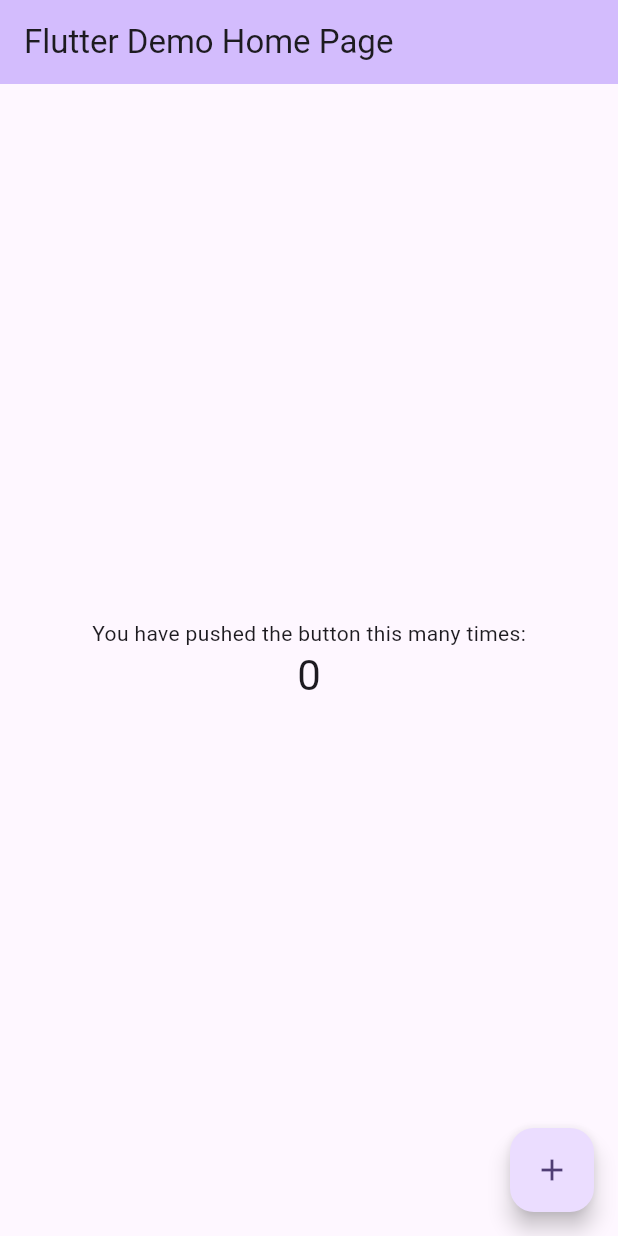
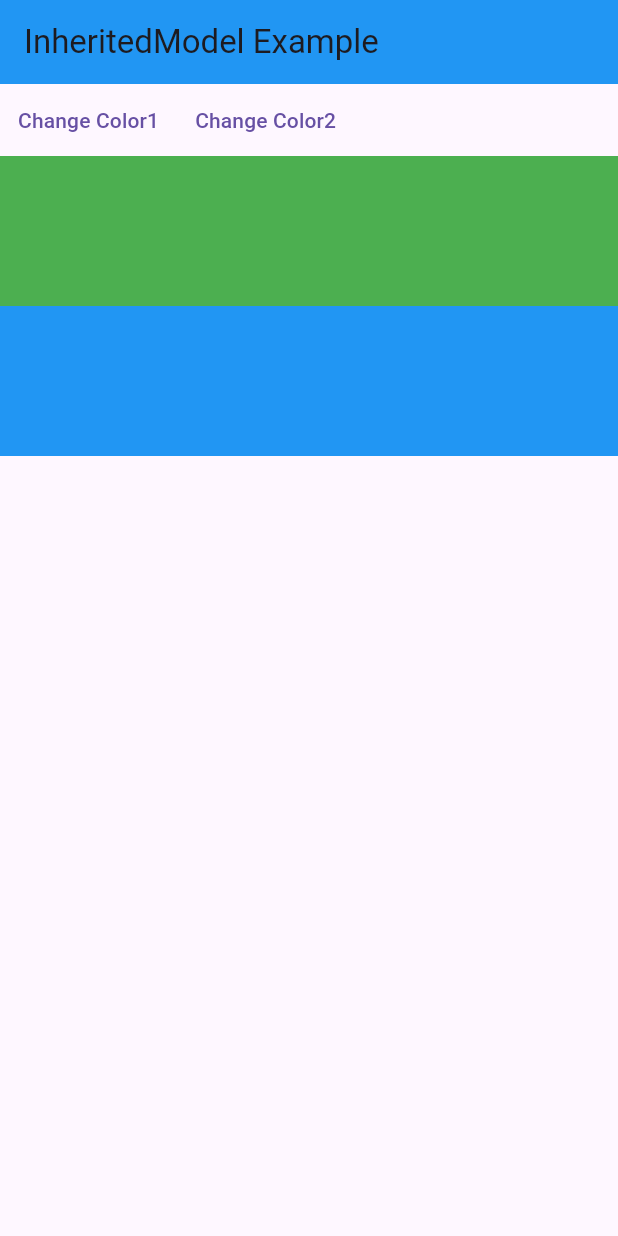
Before and after one commit to Marach8/FlutterStateManagementPracticeProject_Inherited_Model, a Flutter app: the screen it shows after launch, on a phone screen of 412 x 824 dp. Run offline on Flutter 3.47's test engine with Material 3 defaults, Android fonts, the phone set to English and light mode, and no system bars.

Commit message:
learned about inherited model

```diff
--- a/inherited_model_practice/lib/main.dart
+++ b/inherited_model_practice/lib/main.dart
@@ -1,125 +1,148 @@
+import 'dart:math';
 import 'package:flutter/material.dart';
+import 'dart:developer' as marach show log;
 
-void main() {
-  runApp(const MyApp());
-}
+
+void main() => runApp(const MyApp());
 
 class MyApp extends StatelessWidget {
   const MyApp({super.key});
 
-  // This widget is the root of your application.
   @override
   Widget build(BuildContext context) {
     return MaterialApp(
-      title: 'Flutter Demo',
+      debugShowCheckedModeBanner: false,
       theme: ThemeData(
-        // This is the theme of your application.
-        //
-        // TRY THIS: Try running your application with "flutter run". You'll see
-        // the application has a purple toolbar. Then, without quitting the app,
-        // try changing the seedColor in the colorScheme below to Colors.green
-        // and then invoke "hot reload" (save your changes or press the "hot
-        // reload" button in a Flutter-supported IDE, or press "r" if you used
-        // the command line to start the app).
-        //
-        // Notice that the counter didn't reset back to zero; the application
-        // state is not lost during the reload. To reset the state, use hot
-        // restart instead.
-        //
-        // This works for code too, not just values: Most code changes can be
-        // tested with just a hot reload.
-        colorScheme: ColorScheme.fromSeed(seedColor: Colors.deepPurple),
         useMaterial3: true,
+        appBarTheme: const AppBarTheme(backgroundColor: Colors.blue)
       ),
-      home: const MyHomePage(title: 'Flutter Demo Home Page'),
+      home: const HomePage(),
     );
   }
 }
 
-class MyHomePage extends StatefulWidget {
-  const MyHomePage({super.key, required this.title});
 
-  // This widget is the home page of your application. It is stateful, meaning
-  // that it has a State object (defined below) that contains fields that affect
-  // how it looks.
 
-  // This class is the configuration for the state. It holds the values (in this
-  // case the title) provided by the parent (in this case the App widget) and
-  // used by the build method of the State. Fields in a Widget subclass are
-  // always marked "final".
 
-  final String title;
+
+class HomePage extends StatefulWidget {
+  const HomePage({super.key});
 
   @override
-  State<MyHomePage> createState() => _MyHomePageState();
+  State<HomePage> createState() => _HomePageState();
 }
 
-class _MyHomePageState extends State<MyHomePage> {
-  int _counter = 0;
+class _HomePageState extends State<HomePage> {
+  var color1 = Colors.green, color2 = Colors.blue;
 
-  void _incrementCounter() {
-    setState(() {
-      // This call to setState tells the Flutter framework that something has
-      // changed in this State, which causes it to rerun the build method below
-      // so that the display can reflect the updated values. If we changed
-      // _counter without calling setState(), then the build method would not be
-      // called again, and so nothing would appear to happen.
-      _counter++;
-    });
+  @override
+  Widget build(BuildContext context) {
+    return Scaffold(
+      appBar: AppBar(title: const Text('InheritedModel Example')),
+      body: AvailableColorsModel(
+        color1: color1, color2: color2,
+        child: Column(
+          children: [
+            Row(
+              children: [
+                TextButton(
+                  onPressed: (){setState((){color1 = listOfColors.getRadomElement();});},
+                  child: const Text('Change Color1')
+                ),
+                TextButton(
+                  onPressed: (){setState((){color2 = listOfColors.getRadomElement();});},
+                  child: const Text('Change Color2')
+                )
+              ]
+            ),
+            const ColorWidget(color: AvailableColors.one),
+            const ColorWidget(color: AvailableColors.two)
+          ]
+        )
+      )
+    );
+  }
+}
+
+
+
+
+
+
+
+final List<MaterialColor> listOfColors = [
+  Colors.blue, Colors.red, Colors.yellow, Colors.orange,
+  Colors.purple, Colors.cyan, Colors.brown, Colors.amber, Colors.deepPurple
+];
+
+
+
+
+enum AvailableColors{one, two}
+
+
+
+
+class AvailableColorsModel extends InheritedModel<AvailableColors> {
+  final MaterialColor color1, color2;
+  const AvailableColorsModel({
+    Key? key, required this.color1, required Widget child, required this.color2,
+  }): super(key: key, child: child);
+
+
+  static AvailableColorsModel? of(BuildContext context, AvailableColors colorAspect){
+    return InheritedModel.inheritFrom<AvailableColorsModel>(context, aspect: colorAspect);
+  }
+  @override
+  bool updateShouldNotify(covariant AvailableColorsModel oldWidget) {
+    marach.log('either color1 or color2 has changed, Hence UpdateShouldNotify was called');
+    return color1 != oldWidget.color1 || color2 != oldWidget.color2;
   }
 
   @override
+  bool updateShouldNotifyDependent(covariant AvailableColorsModel oldWidget, Set<AvailableColors> dependencies) {
+    if (dependencies.contains(AvailableColors.one) && color1 != oldWidget.color1) {
+      marach.log('Color1 has changed'); return true;
+    }
+    if (dependencies.contains(AvailableColors.two) && color2 != oldWidget.color2) {
+      marach.log('Color2 has changed'); return true;
+    }
+    return false;
+  }
+
+}
+
+
+
+
+
+
+class ColorWidget extends StatelessWidget {
+  final AvailableColors color;
+  const ColorWidget({required this.color, super.key});
+
+  @override
   Widget build(BuildContext context) {
-    // This method is rerun every time setState is called, for instance as done
-    // by the _incrementCounter method above.
-    //
-    // The Flutter framework has been optimized to make rerunning build methods
-    // fast, so that you can just rebuild anything that needs updating rather
-    // than having to individually change instances of widgets.
-    return Scaffold(
-      appBar: AppBar(
-        // TRY THIS: Try changing the color here to a specific color (to
-        // Colors.amber, perhaps?) and trigger a hot reload to see the AppBar
-        // change color while the other colors stay the same.
-        backgroundColor: Theme.of(context).colorScheme.inversePrimary,
-        // Here we take the value from the MyHomePage object that was created by
-        // the App.build method, and use it to set our appbar title.
-        title: Text(widget.title),
-      ),
-      body: Center(
-        // Center is a layout widget. It takes a single child and positions it
-        // in the middle of the parent.
-        child: Column(
-          // Column is also a layout widget. It takes a list of children and
-          // arranges them vertically. By default, it sizes itself to fit its
-          // children horizontally, and tries to be as tall as its parent.
-          //
-          // Column has various properties to control how it sizes itself and
-          // how it positions its children. Here we use mainAxisAlignment to
-          // center the children vertically; the main axis here is the vertical
-          // axis because Columns are vertical (the cross axis would be
-          // horizontal).
-          //
-          // TRY THIS: Invoke "debug painting" (choose the "Toggle Debug Paint"
-          // action in the IDE, or press "p" in the console), to see the
-          // wireframe for each widget.
-          mainAxisAlignment: MainAxisAlignment.center,
-          children: <Widget>[
-            const Text(
-              'You have pushed the button this many times:',
-            ),
-            Text(
-              '$_counter',
-              style: Theme.of(context).textTheme.headlineMedium,
-            ),
-          ],
-        ),
-      ),
-      floatingActionButton: FloatingActionButton(
-        onPressed: _incrementCounter,
-        tooltip: 'Increment',
-        child: const Icon(Icons.add),
-      ), // This trailing comma makes auto-formatting nicer for build methods.
+    switch(color){
+      case AvailableColors.one:
+        marach.log('Color1 got rebuilt');
+        break;
+      case AvailableColors.two:
+        marach.log('Color2 got rebuilt');
+        break;
+    }
+    final colors = AvailableColorsModel.of(context, color);
+    return Container(
+      height: 100, color: color == AvailableColors.one? colors!.color1: colors!.color2,
     );
   }
 }
+
+
+
+
+
+
+extension RandomElement<T> on Iterable<T> {
+  T getRadomElement() => elementAt(Random().nextInt(length));
+}
```
